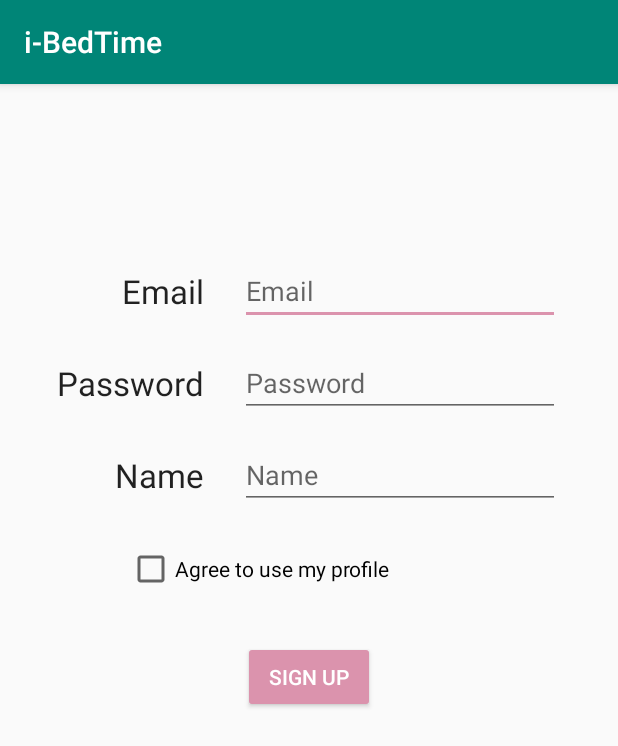
After one commit to monLenjojo/HOLTEK14thLamp, an Android app: the RegisterActivity screen opened directly, with no data from a screen before it, on a phone screen of 412 x 824 dp. The commit adds this screen. Shown: the top 746 px of the screen. Run offline under Robolectric (Android 15) with nearby library versions, the phone set to English and light mode, and no system bars; our stand-ins replace Firebase (no records; nobody signed in at launch, a user with empty details on screens opened directly).

Commit message:
add register activity, and fix bug

```diff
--- a/app/build.gradle
+++ b/app/build.gradle
@@ -5,7 +5,7 @@ android {
     compileSdkVersion 28
     defaultConfig {
         applicationId "com.tsc.holtek14th"
-        minSdkVersion 19
+        minSdkVersion 23
         targetSdkVersion 28
         versionCode 1
         versionName "1.0"
@@ -33,5 +33,5 @@ dependencies {
     androidTestImplementation 'com.android.support.test.espresso:espresso-core:3.0.2'
     implementation 'com.android.support:recyclerview-v7:28.0.0'
     implementation 'com.facebook.android:facebook-android-sdk:[5,6)'
-
+    implementation 'com.squareup.picasso:picasso:2.71828'
 }
--- a/app/src/main/java/com/tsc/holtek14th/MainActivity.java
+++ b/app/src/main/java/com/tsc/holtek14th/MainActivity.java
@@ -22,7 +22,7 @@ import com.tsc.holtek14th.recyclerFunction.MyLibraryRecyclerFunction;
 public class MainActivity extends AppCompatActivity {
     public final static int LOGIN_REQUEST = 101;
     private static final String TAG = MainActivity.class.getSimpleName();
-    private FirebaseAuth auth;
+    private static FirebaseAuth auth;
 
     @Override
     protected void onCreate(Bundle savedInstanceState) {
@@ -69,6 +69,7 @@ public class MainActivity extends AppCompatActivity {
                 case R.id.navigation_myLibrary:
 //                    mTextMessage.setText(R.string.title_my_library);
 //                    Log.d("TAG", "onNavigationItemSelected: "+ new AddTestData());
+
                     return true;
                 case R.id.navigation_discover:
 //                    mTextMessage.setText(R.string.title_discover);
--- /dev/null
+++ b/app/src/main/java/com/tsc/holtek14th/RegisterActivity.java
@@ -0,0 +1,88 @@
+package com.tsc.holtek14th;
+
+import android.content.Intent;
+import android.support.annotation.NonNull;
+import android.support.v7.app.AlertDialog;
+import android.support.v7.app.AppCompatActivity;
+import android.os.Bundle;
+import android.view.View;
+import android.widget.CheckBox;
+import android.widget.EditText;
+
+import com.google.android.gms.tasks.OnCompleteListener;
+import com.google.android.gms.tasks.OnFailureListener;
+import com.google.android.gms.tasks.Task;
+import com.google.firebase.auth.AuthResult;
+import com.google.firebase.auth.FirebaseAuth;
+import com.google.firebase.auth.FirebaseUser;
+import com.google.firebase.auth.UserProfileChangeRequest;
+import com.google.firebase.firestore.DocumentReference;
+import com.google.firebase.firestore.FirebaseFirestore;
+import com.tsc.holtek14th.javaBean.UserDataFormat;
+
+public class RegisterActivity extends AppCompatActivity {
+
+    private EditText edName;
+    private EditText edEmail;
+    private EditText edPasswd;
+    private CheckBox ckPersonal;
+
+    @Override
+    protected void onCreate(Bundle savedInstanceState) {
+        super.onCreate(savedInstanceState);
+        setContentView(R.layout.activity_register);
+        edName = findViewById(R.id.edName);
+        edEmail = findViewById(R.id.edEmail);
+        edPasswd = findViewById(R.id.edPasswd);
+        ckPersonal = findViewById(R.id.ckPersonal);
+    }
+
+    public void createUser(View view) {
+        ckPersonal.setError(null);
+        if (ckPersonal.isChecked()) {
+            String email = edEmail.getText().toString();
+            String passwd = edPasswd.getText().toString();
+            final AlertDialog dialog = new AlertDialog.Builder(this).setMessage("registering...").setCancelable(false).show();
+            FirebaseAuth.getInstance().createUserWithEmailAndPassword(email, passwd).addOnCompleteListener(new OnCompleteListener<AuthResult>() {
+                @Override
+                public void onComplete(@NonNull Task<AuthResult> task) {
+                    if (task.isSuccessful()) {
+                        String userName = edName.getText().toString();
+                        final FirebaseUser user = task.getResult().getUser();
+                        UserProfileChangeRequest profileChangeRequest = new UserProfileChangeRequest.Builder()
+                                .setDisplayName(userName).build();
+                        user.updateProfile(profileChangeRequest).addOnCompleteListener(new OnCompleteListener<Void>() {
+                            @Override
+                            public void onComplete(@NonNull Task<Void> task) {
+                        DocumentReference firestore = FirebaseFirestore.getInstance()
+                                .collection("userData")
+                                .document(user.getUid());
+                        firestore.set(new UserDataFormat(user.getDisplayName(),user.getEmail()))
+                                .addOnCompleteListener(new OnCompleteListener<Void>() {
+                                    @Override
+                                    public void onComplete(@NonNull Task<Void> task) {
+                                        if (task.isSuccessful()) {
+                                            user.sendEmailVerification();
+                                            dialog.cancel();
+                                            new AlertDialog.Builder(RegisterActivity.this).setMessage("註冊成功，自動登入中...").setCancelable(false).show();
+                                            finish();
+                                            overridePendingTransition(R.anim.slide_in_left,R.anim.slide_in_left);
+                                        }
+                                    }
+                                });
+                            }
+                        });
+                    }
+                }
+            }).addOnFailureListener(new OnFailureListener() {
+                @Override
+                public void onFailure(@NonNull Exception e) {
+                    dialog.cancel();
+                    new AlertDialog.Builder(RegisterActivity.this).setMessage("User repeat, sign up fail").setPositiveButton("OK",null).show();
+                }
+            });
+        }else{
+            ckPersonal.setError("need agree this");
+        }
+    }
+}
--- a/app/src/main/java/com/tsc/holtek14th/recyclerFunction/MyLibraryRecyclerFunction.java
+++ b/app/src/main/java/com/tsc/holtek14th/recyclerFunction/MyLibraryRecyclerFunction.java
@@ -31,7 +31,7 @@ public class MyLibraryRecyclerFunction {
         FirebaseFirestore firestore = FirebaseFirestore.getInstance();
         if (userId != null) {
             firestore.collection("userData")
-                .document(userId)
+                .document(userId).collection("myLib").document()
                 .addSnapshotListener(new EventListener<DocumentSnapshot>() {
                     @Override
                     public void onEvent(@Nullable DocumentSnapshot documentSnapshot, @Nullable FirebaseFirestoreException e) {
--- /dev/null
+++ b/app/src/main/res/layout/activity_register.xml
@@ -0,0 +1,119 @@
+<?xml version="1.0" encoding="utf-8"?>
+<android.support.constraint.ConstraintLayout xmlns:android="http://schemas.android.com/apk/res/android"
+    xmlns:app="http://schemas.android.com/apk/res-auto"
+    xmlns:tools="http://schemas.android.com/tools"
+    android:layout_width="match_parent"
+    android:layout_height="match_parent"
+    tools:context=".RegisterActivity">
+
+    <TextView
+        android:id="@+id/textView3"
+        android:layout_width="wrap_content"
+        android:layout_height="wrap_content"
+        android:layout_marginTop="8dp"
+        android:layout_marginEnd="8dp"
+        android:text="Email"
+        android:textAppearance="@style/TextAppearance.AppCompat.Large"
+        app:layout_constraintEnd_toStartOf="@+id/guideline"
+        app:layout_constraintTop_toTopOf="@+id/guideline3" />
+
+    <TextView
+        android:id="@+id/textView4"
+        android:layout_width="wrap_content"
+        android:layout_height="wrap_content"
+        android:layout_marginTop="32dp"
+        android:layout_marginEnd="8dp"
+        android:text="Password"
+        android:textAppearance="@style/TextAppearance.AppCompat.Large"
+        app:layout_constraintEnd_toStartOf="@+id/guideline"
+        app:layout_constraintTop_toBottomOf="@+id/textView3" />
+
+    <TextView
+        android:id="@+id/textView5"
+        android:layout_width="wrap_content"
+        android:layout_height="wrap_content"
+        android:layout_marginTop="32dp"
+        android:layout_marginEnd="8dp"
+        android:text="Name"
+        android:textAppearance="@style/TextAppearance.AppCompat.Large"
+        app:layout_constraintEnd_toStartOf="@+id/guideline"
+        app:layout_constraintTop_toBottomOf="@+id/textView4" />
+
+    <EditText
+        android:id="@+id/edEmail"
+        android:layout_width="wrap_content"
+        android:layout_height="wrap_content"
+        android:layout_marginStart="16dp"
+        android:layout_marginTop="8dp"
+        android:layout_marginBottom="8dp"
+        android:ems="10"
+        android:hint="Email"
+        android:inputType="textEmailAddress"
+        app:layout_constraintBottom_toBottomOf="@+id/textView3"
+        app:layout_constraintStart_toStartOf="@+id/guideline"
+        app:layout_constraintTop_toTopOf="@+id/textView3" />
+
+    <EditText
+        android:id="@+id/edPasswd"
+        android:layout_width="wrap_content"
+        android:layout_height="wrap_content"
+        android:layout_marginStart="16dp"
+        android:ems="10"
+        android:hint="Password"
+        android:inputType="textPassword"
+        android:selectAllOnFocus="true"
+        app:layout_constraintBottom_toBottomOf="@+id/textView4"
+        app:layout_constraintStart_toStartOf="@+id/guideline"
+        app:layout_constraintTop_toTopOf="@+id/textView4" />
+
+    <EditText
+        android:id="@+id/edName"
+        android:layout_width="wrap_content"
+        android:layout_height="wrap_content"
+        android:layout_marginStart="16dp"
+        android:ems="10"
+        android:hint="Name"
+        android:inputType="textPersonName"
+        app:layout_constraintBottom_toBottomOf="@+id/textView5"
+        app:layout_constraintStart_toStartOf="@+id/guideline"
+        app:layout_constraintTop_toTopOf="@+id/textView5" />
+
+    <android.support.constraint.Guideline
+        android:id="@+id/guideline"
+        android:layout_width="wrap_content"
+        android:layout_height="wrap_content"
+        android:orientation="vertical"
+        app:layout_constraintGuide_percent="0.35" />
+
+    <Button
+        android:id="@+id/button2"
+        style="@android:style/Widget.Material.Button.Colored"
+        android:layout_width="wrap_content"
+        android:layout_height="wrap_content"
+        android:layout_marginStart="8dp"
+        android:layout_marginTop="32dp"
+        android:layout_marginEnd="8dp"
+        android:onClick="createUser"
+        android:text="Sign Up"
+        app:layout_constraintEnd_toEndOf="parent"
+        app:layout_constraintStart_toStartOf="parent"
+        app:layout_constraintTop_toBottomOf="@+id/ckPersonal" />
+
+    <android.support.constraint.Guideline
+        android:id="@+id/guideline3"
+        android:layout_width="wrap_content"
+        android:layout_height="wrap_content"
+        android:orientation="horizontal"
+        app:layout_constraintGuide_percent="0.15" />
+
+    <CheckBox
+        android:id="@+id/ckPersonal"
+        android:layout_width="wrap_content"
+        android:layout_height="wrap_content"
+        android:layout_marginStart="8dp"
+        android:layout_marginTop="32dp"
+        android:text="Agree to use my profile"
+        app:layout_constraintStart_toStartOf="@+id/textView5"
+        app:layout_constraintTop_toBottomOf="@+id/textView5" />
+
+</android.support.constraint.ConstraintLayout>
--- a/app/src/main/res/values/strings.xml
+++ b/app/src/main/res/values/strings.xml
@@ -1,5 +1,6 @@
 <resources>
-    <string name="facebook_app_id">466956190724648</string> <string name="fb_login_protocol_scheme">fb466956190724648</string>
+    <string name="facebook_app_id">466956190724648</string>
+    <string name="fb_login_protocol_scheme">fb466956190724648</string>
 
     <string name="app_name">i-BedTime</string>
     <string name="title_my_library">MyLibrary</string>
```
Also changed, not shown: app/src/main/AndroidManifest.xml (+15 -8 lines), app/src/main/java/com/tsc/holtek14th/Facebook/FacebookLogin.java (+35 -5 lines), app/src/main/java/com/tsc/holtek14th/LoginActivity.java (+16 -5 lines), app/src/main/java/com/tsc/holtek14th/UserInfoActivity.java (+21 -0 lines), app/src/main/java/com/tsc/holtek14th/javaBean/UserDataFormat.java (added, +66 -0 lines), app/src/main/res/layout/activity_login.xml (+6 -17 lines), app/src/main/res/layout/activity_user_info.xml (+44 -14 lines).
